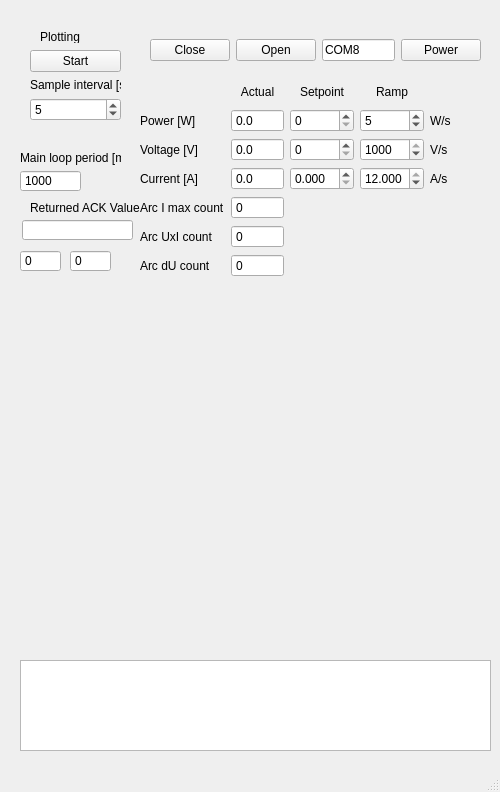
This is TrueDC_layout.ui in MarekVidis/TRDC_PlasmaSource as Qt 5 draws it before an edit. The edited form follows.
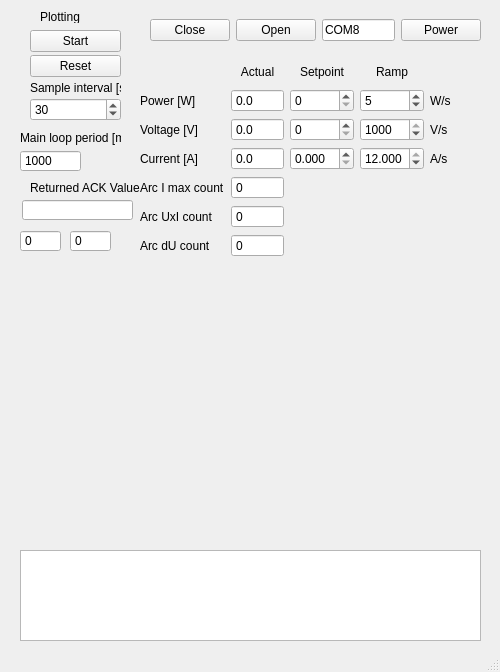
This is the edited form. Custom widgets are drawn as their Qt base class.

```diff
--- a/TrueDC_layout.ui
+++ b/TrueDC_layout.ui
@@ -7,7 +7,7 @@
     <x>0</x>
     <y>0</y>
     <width>500</width>
-    <height>792</height>
+    <height>672</height>
    </rect>
   </property>
   <property name="windowTitle">
@@ -18,8 +18,8 @@
     <property name="geometry">
      <rect>
       <x>20</x>
-      <y>660</y>
-      <width>471</width>
+      <y>550</y>
+      <width>461</width>
       <height>91</height>
      </rect>
     </property>
@@ -31,7 +31,7 @@
     <property name="geometry">
      <rect>
       <x>150</x>
-      <y>30</y>
+      <y>10</y>
       <width>331</width>
       <height>41</height>
      </rect>
@@ -83,7 +83,7 @@
     <property name="geometry">
      <rect>
       <x>30</x>
-      <y>200</y>
+      <y>180</y>
       <width>111</width>
       <height>16</height>
      </rect>
@@ -96,7 +96,7 @@
     <property name="geometry">
      <rect>
       <x>22</x>
-      <y>220</y>
+      <y>200</y>
       <width>111</width>
       <height>20</height>
      </rect>
@@ -106,7 +106,7 @@
     <property name="geometry">
      <rect>
       <x>20</x>
-      <y>250</y>
+      <y>230</y>
       <width>41</width>
       <height>22</height>
      </rect>
@@ -122,7 +122,7 @@
     <property name="geometry">
      <rect>
       <x>70</x>
-      <y>250</y>
+      <y>230</y>
       <width>41</width>
       <height>22</height>
      </rect>
@@ -138,7 +138,7 @@
     <property name="geometry">
      <rect>
       <x>140</x>
-      <y>80</y>
+      <y>60</y>
       <width>342</width>
       <height>197</height>
      </rect>
@@ -458,7 +458,7 @@
     <property name="geometry">
      <rect>
       <x>20</x>
-      <y>170</y>
+      <y>150</y>
       <width>61</width>
       <height>22</height>
      </rect>
@@ -483,7 +483,7 @@
     <property name="geometry">
      <rect>
       <x>20</x>
-      <y>150</y>
+      <y>130</y>
       <width>101</width>
       <height>16</height>
      </rect>
@@ -496,9 +496,9 @@
     <property name="geometry">
      <rect>
       <x>20</x>
-      <y>290</y>
+      <y>270</y>
       <width>461</width>
-      <height>161</height>
+      <height>151</height>
      </rect>
     </property>
    </widget>
@@ -506,7 +506,7 @@
     <property name="geometry">
      <rect>
       <x>40</x>
-      <y>30</y>
+      <y>10</y>
       <width>47</width>
       <height>13</height>
      </rect>
@@ -519,12 +519,15 @@
     <property name="geometry">
      <rect>
       <x>30</x>
-      <y>50</y>
+      <y>30</y>
       <width>91</width>
-      <height>71</height>
+      <height>91</height>
      </rect>
     </property>
     <layout class="QVBoxLayout" name="verticalLayout">
+     <property name="spacing">
+      <number>3</number>
+     </property>
      <item>
       <widget class="QPushButton" name="plot_start">
        <property name="text">
@@ -538,6 +541,13 @@
        </property>
       </widget>
      </item>
+     <item>
+      <widget class="QPushButton" name="plot_reset">
+       <property name="text">
+        <string>Reset</string>
+       </property>
+      </widget>
+     </item>
      <item>
       <widget class="QLabel" name="label_15">
        <property name="text">
@@ -557,7 +567,7 @@
         <number>3600</number>
        </property>
        <property name="value">
-        <number>5</number>
+        <number>30</number>
        </property>
       </widget>
      </item>
@@ -567,9 +577,9 @@
     <property name="geometry">
      <rect>
       <x>20</x>
-      <y>460</y>
+      <y>430</y>
       <width>461</width>
-      <height>191</height>
+      <height>111</height>
      </rect>
     </property>
    </widget>
```
Left out of the diff: 32 changed lines with no effect on the pictures.
